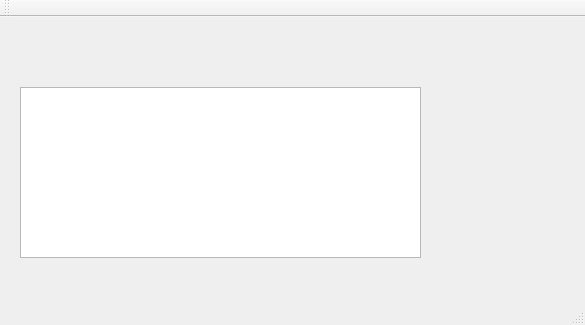
The window that mainwindow.ui (alfonsoromanz/KMeansTool) describes before a commit, drawn with Qt 5.
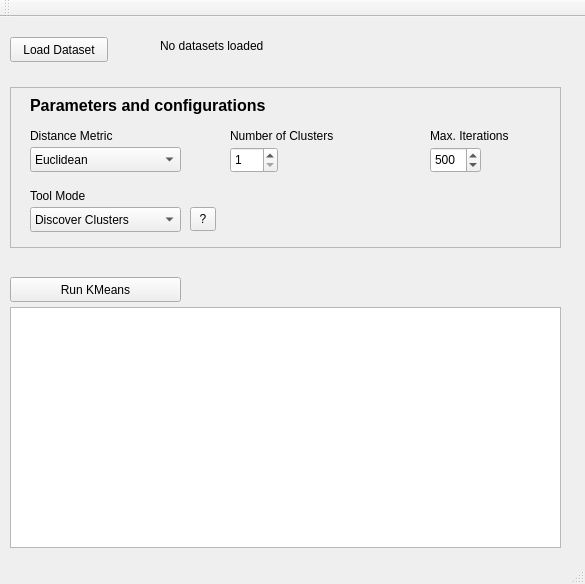
The same window after the commit.

```diff
--- a/mainwindow.ui
+++ b/mainwindow.ui
@@ -7,7 +7,7 @@
     <x>0</x>
     <y>0</y>
     <width>585</width>
-    <height>325</height>
+    <height>584</height>
    </rect>
   </property>
   <property name="windowTitle">
@@ -17,11 +17,245 @@
    <widget class="QPlainTextEdit" name="plainTextEdit">
     <property name="geometry">
      <rect>
-      <x>20</x>
+      <x>10</x>
+      <y>290</y>
+      <width>551</width>
+      <height>241</height>
+     </rect>
+    </property>
+   </widget>
+   <widget class="QPushButton" name="runButton">
+    <property name="geometry">
+     <rect>
+      <x>10</x>
+      <y>260</y>
+      <width>171</width>
+      <height>25</height>
+     </rect>
+    </property>
+    <property name="text">
+     <string>Run KMeans</string>
+    </property>
+   </widget>
+   <widget class="QFrame" name="frame">
+    <property name="geometry">
+     <rect>
+      <x>10</x>
       <y>70</y>
-      <width>401</width>
-      <height>171</height>
+      <width>551</width>
+      <height>161</height>
      </rect>
+    </property>
+    <property name="frameShape">
+     <enum>QFrame::StyledPanel</enum>
+    </property>
+    <property name="frameShadow">
+     <enum>QFrame::Raised</enum>
+    </property>
+    <widget class="QSpinBox" name="clustersBox">
+     <property name="geometry">
+      <rect>
+       <x>220</x>
+       <y>60</y>
+       <width>48</width>
+       <height>26</height>
+      </rect>
+     </property>
+     <property name="minimum">
+      <number>1</number>
+     </property>
+     <property name="maximum">
+      <number>500</number>
+     </property>
+     <property name="value">
+      <number>1</number>
+     </property>
+    </widget>
+    <widget class="QLabel" name="label_3">
+     <property name="geometry">
+      <rect>
+       <x>420</x>
+       <y>40</y>
+       <width>101</width>
+       <height>17</height>
+      </rect>
+     </property>
+     <property name="text">
+      <string>Max. Iterations</string>
+     </property>
+    </widget>
+    <widget class="QComboBox" name="comboBox_2">
+     <property name="geometry">
+      <rect>
+       <x>20</x>
+       <y>120</y>
+       <width>151</width>
+       <height>25</height>
+      </rect>
+     </property>
+     <item>
+      <property name="text">
+       <string>Discover Clusters</string>
+      </property>
+     </item>
+     <item>
+      <property name="text">
+       <string>Test Clustering</string>
+      </property>
+     </item>
+    </widget>
+    <widget class="QLabel" name="label">
+     <property name="geometry">
+      <rect>
+       <x>20</x>
+       <y>40</y>
+       <width>111</width>
+       <height>17</height>
+      </rect>
+     </property>
+     <property name="text">
+      <string>Distance Metric</string>
+     </property>
+    </widget>
+    <widget class="QToolButton" name="toolButton">
+     <property name="geometry">
+      <rect>
+       <x>180</x>
+       <y>120</y>
+       <width>26</width>
+       <height>24</height>
+      </rect>
+     </property>
+     <property name="text">
+      <string>?</string>
+     </property>
+    </widget>
+    <widget class="QLabel" name="label_4">
+     <property name="geometry">
+      <rect>
+       <x>20</x>
+       <y>100</y>
+       <width>81</width>
+       <height>17</height>
+      </rect>
+     </property>
+     <property name="text">
+      <string>Tool Mode</string>
+     </property>
+    </widget>
+    <widget class="QSpinBox" name="maxIterationsBox">
+     <property name="geometry">
+      <rect>
+       <x>420</x>
+       <y>60</y>
+       <width>51</width>
+       <height>26</height>
+      </rect>
+     </property>
+     <property name="minimum">
+      <number>1</number>
+     </property>
+     <property name="maximum">
+      <number>5000</number>
+     </property>
+     <property name="value">
+      <number>500</number>
+     </property>
+    </widget>
+    <widget class="QComboBox" name="comboBox">
+     <property name="geometry">
+      <rect>
+       <x>20</x>
+       <y>60</y>
+       <width>151</width>
+       <height>25</height>
+      </rect>
+     </property>
+     <item>
+      <property name="text">
+       <string>Euclidean</string>
+      </property>
+     </item>
+     <item>
+      <property name="text">
+       <string>Manhattan</string>
+      </property>
+     </item>
+     <item>
+      <property name="text">
+       <string>Chebyshev</string>
+      </property>
+     </item>
+    </widget>
+    <widget class="QLabel" name="label_2">
+     <property name="geometry">
+      <rect>
+       <x>220</x>
+       <y>40</y>
+       <width>131</width>
+       <height>17</height>
+      </rect>
+     </property>
+     <property name="text">
+      <string>Number of Clusters</string>
+     </property>
+    </widget>
+    <widget class="QLabel" name="label_5">
+     <property name="geometry">
+      <rect>
+       <x>20</x>
+       <y>10</y>
+       <width>241</width>
+       <height>17</height>
+      </rect>
+     </property>
+     <property name="font">
+      <font>
+       <pointsize>12</pointsize>
+       <weight>75</weight>
+       <bold>true</bold>
+      </font>
+     </property>
+     <property name="text">
+      <string>Parameters and configurations</string>
+     </property>
+    </widget>
+    <zorder>clustersBox</zorder>
+    <zorder>clustersBox</zorder>
+    <zorder>label_3</zorder>
+    <zorder>comboBox_2</zorder>
+    <zorder>label</zorder>
+    <zorder>toolButton</zorder>
+    <zorder>label_4</zorder>
+    <zorder>maxIterationsBox</zorder>
+    <zorder>comboBox</zorder>
+    <zorder>label_2</zorder>
+    <zorder>label_5</zorder>
+   </widget>
+   <widget class="QPushButton" name="loadButton">
+    <property name="geometry">
+     <rect>
+      <x>10</x>
+      <y>20</y>
+      <width>98</width>
+      <height>25</height>
+     </rect>
+    </property>
+    <property name="text">
+     <string>Load Dataset</string>
+    </property>
+   </widget>
+   <widget class="QLabel" name="datasetLabel">
+    <property name="geometry">
+     <rect>
+      <x>160</x>
+      <y>20</y>
+      <width>132</width>
+      <height>17</height>
+     </rect>
+    </property>
+    <property name="text">
+     <string>No datasets loaded</string>
     </property>
    </widget>
   </widget>
```
Left out of the diff: 4 changed lines with no effect on the pictures.
